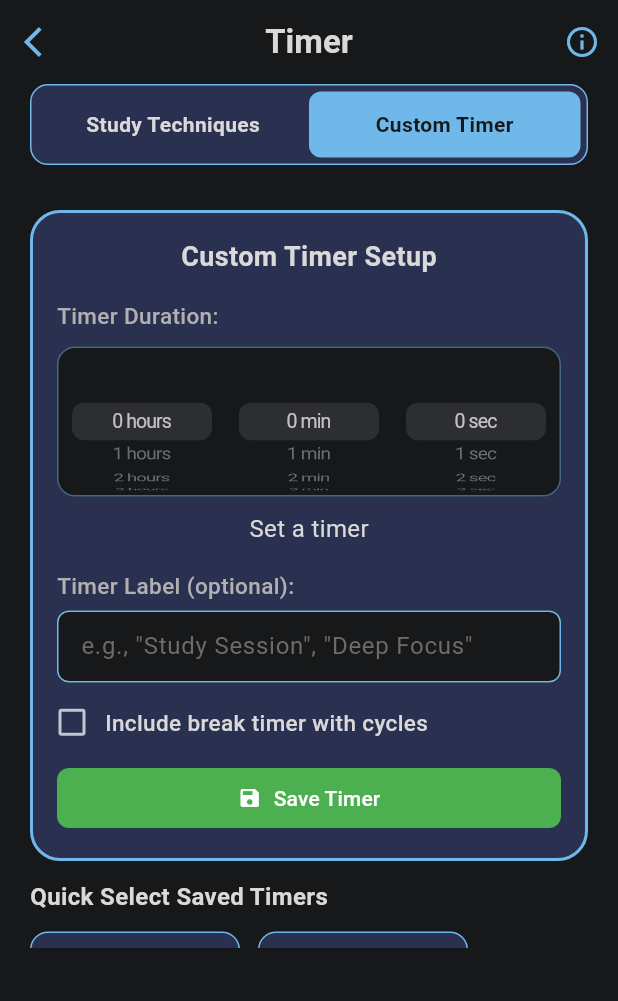
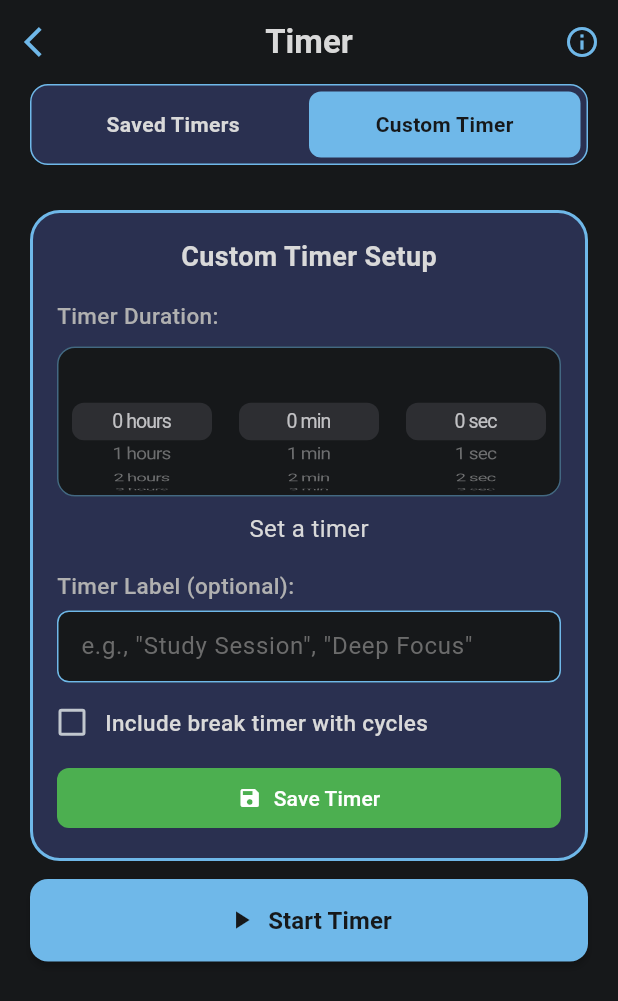
Before and after one commit to Cos229-239/2025_09_Team2, a Flutter app: the TimerScreen screen opened directly, after a tap on "Custom Timer", on a phone screen of 412 x 824 dp. Shown: the top 1001 px of the screen. Run offline on Flutter 3.47's test engine with Material 3 defaults, Android fonts, the phone set to English and light mode, and no system bars; our stand-ins replace cached_network_image, cloud_firestore, firebase_analytics, firebase_auth, firebase_core, fl_chart and 8 more; accounts and stored records are empty.

Commit message:
UI changes to timer page

```diff
--- a/lib/screens/timer_screen.dart
+++ b/lib/screens/timer_screen.dart
@@ -1,5 +1,6 @@
 import 'package:flutter/material.dart';
 import 'package:flutter/cupertino.dart';
+import 'package:flutter/services.dart';
 import 'dart:async';
 
 /// Study technique preset data model
@@ -127,18 +128,40 @@ class _TimerScreenState extends State<TimerScreen> {
   bool _showCustomOptions = false;
   final TextEditingController _labelController = TextEditingController();
 
-  // Saved custom timers for quick selection
+  // Saved custom timers for quick selection (includes converted study techniques)
   List<SavedTimer> _savedTimers = [
+    // Study Technique Presets converted to Saved Timers
     SavedTimer(
-      label: '25 min Focus',
+      label: 'Pomodoro Focus',
       hours: 0,
       minutes: 25,
       seconds: 0,
       includeBreakTimer: true,
       breakMinutes: 5,
       cycles: 1,
+      savedAt: DateTime.now().subtract(const Duration(days: 3)),
+    ),
+    SavedTimer(
+      label: 'Deep Work Session',
+      hours: 1,
+      minutes: 30,
+      seconds: 0,
+      includeBreakTimer: true,
+      breakMinutes: 25,
+      cycles: 1,
+      savedAt: DateTime.now().subtract(const Duration(days: 2)),
+    ),
+    SavedTimer(
+      label: 'Time-Box Focus',
+      hours: 0,
+      minutes: 45,
+      seconds: 0,
+      includeBreakTimer: false,
+      breakMinutes: 5,
+      cycles: 1,
       savedAt: DateTime.now().subtract(const Duration(days: 1)),
     ),
+    // User's custom saved timers appear after presets
     SavedTimer(
       label: 'Quick Study',
       hours: 0,
@@ -616,16 +639,17 @@ class _TimerScreenState extends State<TimerScreen> {
       ),
       body: Column(
         children: [
-          // Timer display or picker wheels
-          Expanded(
-            flex: 3,
+          // Timer display or picker wheels - use flexible instead of expanded for better space utilization
+          Flexible(
+            flex: _timerState != TimerState.idle ? 3 : 1,
             child: _timerState != TimerState.idle
                 ? _buildTimerDisplay()
                 : _buildTimerPicker(),
           ),
 
-          // Control buttons
-          Expanded(
+          // Control buttons - only show when timer is running
+          if (_timerState != TimerState.idle)
+            Flexible(
               flex: 1,
               child: _buildControlButtons(),
             ),
@@ -892,7 +916,7 @@ class _TimerScreenState extends State<TimerScreen> {
                         borderRadius: BorderRadius.circular(8),
                       ),
                       child: Text(
-                        'Study Techniques',
+                        'Saved Timers',
                         textAlign: TextAlign.center,
                         style: TextStyle(
                           color: _showPresets ? const Color(0xFF16181A) : const Color(0xFFD9D9D9),
@@ -944,7 +968,7 @@ class _TimerScreenState extends State<TimerScreen> {
       children: [
         // Section header
         const Text(
-          'Choose Your Study Technique',
+          'Saved Timer Presets',
           style: TextStyle(
             color: Color(0xFFD9D9D9),
             fontSize: 20,
@@ -953,20 +977,167 @@ class _TimerScreenState extends State<TimerScreen> {
         ),
         const SizedBox(height: 20),
 
-        // Horizontal preset options
-        SizedBox(
-          height: 140,
+        // Saved timer options displayed as horizontal scrolling cards
+        if (_savedTimers.isNotEmpty) ...[
+          Container(
+            height: 130, // Increased from 120 to prevent overflow
             child: ListView.builder(
               scrollDirection: Axis.horizontal,
-            itemCount: _timerSessions.length,
+              itemCount: _savedTimers.length,
               itemBuilder: (context, index) {
-              final session = _timerSessions[index];
-              return _buildHorizontalSessionCard(session);
+                final timer = _savedTimers[index];
+                return _buildSavedTimerPresetCard(timer, index);
               },
             ),
           ),
+        ] else ...[
+          const Text(
+            'No saved timers yet. Create some in the Custom Timer section!',
+            style: TextStyle(
+              color: Color(0xFFB0B0B0),
+              fontSize: 16,
+            ),
+            textAlign: TextAlign.center,
+          ),
+        ],
         const SizedBox(height: 30),
       ],
+    );
+  }
+
+  Widget _buildSavedTimerPresetCard(SavedTimer timer, int index) {
+    return Container(
+      width: 160,
+      margin: const EdgeInsets.only(right: 16),
+      decoration: BoxDecoration(
+        color: const Color(0xFF2A3050),
+        borderRadius: BorderRadius.circular(16),
+        border: Border.all(color: const Color(0xFF6FB8E9), width: 2),
+        boxShadow: [
+          BoxShadow(
+            color: const Color(0xFF6FB8E9).withOpacity(0.2),
+            blurRadius: 8,
+            offset: const Offset(0, 4),
+          ),
+        ],
+      ),
+      child: Material(
+        color: Colors.transparent,
+        child: InkWell(
+          borderRadius: BorderRadius.circular(16),
+          onTap: () {
+            // Load the saved timer settings
+            setState(() {
+              _selectedHours = timer.hours;
+              _selectedMinutes = timer.minutes;
+              _selectedSeconds = timer.seconds;
+              _includeBreakTimer = timer.includeBreakTimer;
+              _breakMinutes = timer.breakMinutes;
+              _iterationCount = timer.cycles;
+              _labelController.text = timer.label;
+            });
+            // Switch to custom timer tab to see the loaded settings
+            setState(() => _showPresets = false);
+
+            ScaffoldMessenger.of(context).showSnackBar(
+              SnackBar(
+                content: Text('Loaded timer "${timer.label}"'),
+                backgroundColor: const Color(0xFF4CAF50),
+              ),
+            );
+          },
+          onLongPress: () {
+            // Remove timer from saved list
+            setState(() {
+              _savedTimers.removeAt(index);
+            });
+
+            ScaffoldMessenger.of(context).showSnackBar(
+              SnackBar(
+                content: Text('Deleted timer "${timer.label}"'),
+                backgroundColor: Colors.red,
+                action: SnackBarAction(
+                  label: 'UNDO',
+                  onPressed: () {
+                    setState(() {
+                      _savedTimers.insert(index, timer);
+                    });
+                  },
+                ),
+              ),
+            );
+          },
+          child: Padding(
+            padding: const EdgeInsets.all(10), // Reduced from 12
+            child: Column(
+              crossAxisAlignment: CrossAxisAlignment.center,
+              mainAxisAlignment: MainAxisAlignment.spaceBetween,
+              children: [
+                // Timer icon and name
+                Expanded(
+                  flex: 2,
+                  child: Column(
+                    mainAxisAlignment: MainAxisAlignment.center,
+                    children: [
+                      Container(
+                        width: 36, // Reduced from 40
+                        height: 36, // Reduced from 40
+                        decoration: BoxDecoration(
+                          color: const Color(0xFF6FB8E9).withOpacity(0.2),
+                          borderRadius: BorderRadius.circular(10),
+                        ),
+                        child: const Icon(
+                          Icons.timer,
+                          color: Color(0xFF6FB8E9),
+                          size: 20, // Reduced from 24
+                        ),
+                      ),
+                      const SizedBox(height: 6), // Reduced from 8
+                      Text(
+                        timer.label,
+                        textAlign: TextAlign.center,
+                        style: const TextStyle(
+                          color: Color(0xFFD9D9D9),
+                          fontSize: 12, // Reduced from 14
+                          fontWeight: FontWeight.bold,
+                        ),
+                        maxLines: 2,
+                        overflow: TextOverflow.ellipsis,
+                      ),
+                    ],
+                  ),
+                ),
+
+                // Timer details
+                Expanded(
+                  flex: 1,
+                  child: Column(
+                    mainAxisAlignment: MainAxisAlignment.center,
+                    children: [
+                      Text(
+                        timer.formattedTime,
+                        style: const TextStyle(
+                          color: Color(0xFF6FB8E9),
+                          fontSize: 14, // Reduced from 16
+                          fontWeight: FontWeight.bold,
+                        ),
+                      ),
+                      if (timer.includeBreakTimer)
+                        Text(
+                          '+ ${timer.breakMinutes}min break',
+                          style: const TextStyle(
+                            color: Color(0xFFB0B0B0),
+                            fontSize: 10,
+                          ),
+                        ),
+                    ],
+                  ),
+                ),
+              ],
+            ),
+          ),
+        ),
+      ),
     );
   }
 
@@ -1068,12 +1239,6 @@ class _TimerScreenState extends State<TimerScreen> {
 
           const SizedBox(height: 12), // Reduced from 20
 
-          // Quick Selection Area for Saved Timers
-          if (_savedTimers.isNotEmpty) ...[
-            _buildQuickSelectionArea(),
-            const SizedBox(height: 12), // Reduced from 20
-          ],
-
           // Start Timer Button
           SizedBox(
             width: double.infinity,
@@ -1096,8 +1261,8 @@ class _TimerScreenState extends State<TimerScreen> {
             ),
           ),
 
-          // Minimal bottom padding - maximize space for saved timers
-          const SizedBox(height: 4), // Minimal padding to prevent edge clipping
+          // Extended bottom padding for scrollable container
+          const SizedBox(height: 44), // Extended by 40px (4 + 40 = 44)
         ],
       ),
     );
@@ -1307,6 +1472,8 @@ class _TimerScreenState extends State<TimerScreen> {
                               itemExtent: 28, // Larger items for better usability
                               scrollController: FixedExtentScrollController(initialItem: _breakMinutes - 1),
                               onSelectedItemChanged: (index) {
+                                // Add haptic feedback on every scroll tick
+                                HapticFeedback.selectionClick();
                                 setState(() => _breakMinutes = index + 1);
                               },
                               children: List.generate(30, (index) {
@@ -1356,6 +1523,8 @@ class _TimerScreenState extends State<TimerScreen> {
                               itemExtent: 28, // Larger items for better usability
                               scrollController: FixedExtentScrollController(initialItem: _iterationCount - 1),
                               onSelectedItemChanged: (index) {
+                                // Add haptic feedback on every scroll tick
+                                HapticFeedback.selectionClick();
                                 setState(() => _iterationCount = index + 1);
                               },
                               children: List.generate(10, (index) {
@@ -1414,7 +1583,11 @@ class _TimerScreenState extends State<TimerScreen> {
       child: CupertinoPicker(
         scrollController: controller,
         itemExtent: 25, // Reduced from 30
-        onSelectedItemChanged: onSelectedItemChanged,
+        onSelectedItemChanged: (index) {
+          // Add haptic feedback on every scroll tick
+          HapticFeedback.selectionClick();
+          onSelectedItemChanged(index);
+        },
         children: List.generate(itemCount, (index) {
           return Center(
             child: Text(
@@ -1596,151 +1769,4 @@ class _TimerScreenState extends State<TimerScreen> {
     final totalSeconds = (_selectedHours * 3600) + (_selectedMinutes * 60) + _selectedSeconds;
     return _formatTime(totalSeconds);
   }
-
-  Widget _buildQuickSelectionArea() {
-    return Column(
-      crossAxisAlignment: CrossAxisAlignment.start,
-      children: [
-        const Text(
-          'Quick Select Saved Timers',
-          style: TextStyle(
-            color: Color(0xFFD9D9D9),
-            fontSize: 16,
-            fontWeight: FontWeight.w600,
-          ),
-        ),
-        const SizedBox(height: 12),
-        Container(
-          height: 100,
-          child: ListView.builder(
-            scrollDirection: Axis.horizontal,
-            itemCount: _savedTimers.length,
-            itemBuilder: (context, index) {
-              final timer = _savedTimers[index];
-              return _buildSavedTimerCard(timer, index);
-            },
-          ),
-        ),
-      ],
-    );
-  }
-
-  Widget _buildSavedTimerCard(SavedTimer timer, int index) {
-    return Container(
-      width: 140,
-      margin: const EdgeInsets.only(right: 12),
-      decoration: BoxDecoration(
-        color: const Color(0xFF2A3050),
-        borderRadius: BorderRadius.circular(12),
-        border: Border.all(
-          color: const Color(0xFF6FB8E9),
-          width: 1,
-        ),
-      ),
-      child: Material(
-        color: Colors.transparent,
-        child: InkWell(
-          borderRadius: BorderRadius.circular(12),
-          onTap: () => _loadSavedTimer(timer),
-          onLongPress: () => _deleteSavedTimer(index),
-          child: Padding(
-            padding: const EdgeInsets.all(8),
-            child: Column(
-              crossAxisAlignment: CrossAxisAlignment.start,
-              mainAxisAlignment: MainAxisAlignment.spaceBetween,
-              children: [
-                Row(
-                  mainAxisAlignment: MainAxisAlignment.spaceBetween,
-                  children: [
-                    Expanded(
-                      child: Text(
-                        timer.label.isEmpty ? 'Custom Timer' : timer.label,
-                        style: const TextStyle(
-                          color: Color(0xFFD9D9D9),
-                          fontSize: 12,
-                          fontWeight: FontWeight.w600,
-                        ),
-                        maxLines: 1,
-                        overflow: TextOverflow.ellipsis,
-                      ),
-                    ),
-                    Icon(
-                      Icons.access_time,
-                      color: const Color(0xFF6FB8E9),
-                      size: 14,
-                    ),
-                  ],
-                ),
-                Text(
-                  timer.formattedTime,
-                  style: const TextStyle(
-                    color: Color(0xFF6FB8E9),
-                    fontSize: 14,
-                    fontWeight: FontWeight.bold,
-                  ),
-                ),
-                if (timer.includeBreakTimer)
-                  Text(
-                    'Break: ${timer.breakMinutes}m',
-                    style: const TextStyle(
-                      color: Color(0xFFB0B0B0),
-                      fontSize: 10,
-                    ),
-                  ),
-                if (timer.cycles > 1)
-                  Text(
-                    '${timer.cycles} cycles',
-                    style: const TextStyle(
-                      color: Color(0xFFB0B0B0),
-                      fontSize: 10,
-                    ),
-                  ),
-              ],
-            ),
-          ),
-        ),
-      ),
-    );
-  }
-
-  void _loadSavedTimer(SavedTimer timer) {
-    setState(() {
-      _selectedHours = timer.hours;
-      _selectedMinutes = timer.minutes;
-      _selectedSeconds = timer.seconds;
-      _includeBreakTimer = timer.includeBreakTimer;
-      _breakMinutes = timer.breakMinutes;
-      _iterationCount = timer.cycles;
-      _labelController.text = timer.label;
-    });
-
-    ScaffoldMessenger.of(context).showSnackBar(
-      SnackBar(
-        content: Text('Loaded timer "${timer.label}"'),
-        backgroundColor: const Color(0xFF4CAF50),
-      ),
-    );
-  }
-
-  void _deleteSavedTimer(int index) {
-    final timer = _savedTimers[index];
-    setState(() {
-      _savedTimers.removeAt(index);
-    });
-
-    ScaffoldMessenger.of(context).showSnackBar(
-      SnackBar(
-        content: Text('Deleted timer "${timer.label}"'),
-        backgroundColor: Colors.red,
-        action: SnackBarAction(
-          label: 'UNDO',
-          onPressed: () {
-            setState(() {
-              _savedTimers.insert(index, timer);
-            });
-          },
-        ),
-      ),
-    );
-  }
-}
+}
```
Lines whose indentation alone changed are shown as unchanged.
